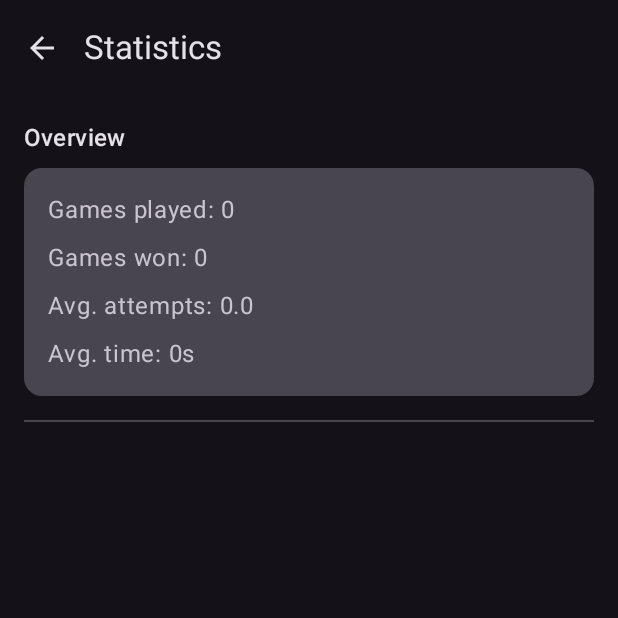
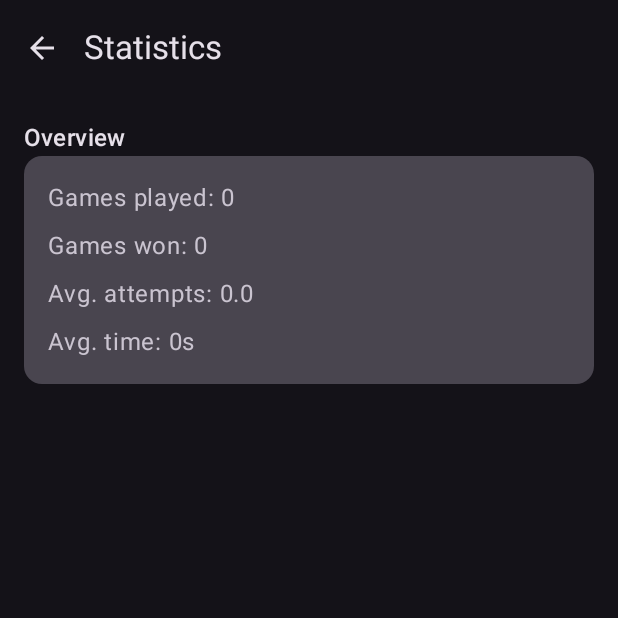
Before and after one commit to Ri4ik/Semestralka_VAMZ_CODE_BREAKER, an Android app built with Jetpack Compose: the screen it shows after launch (MainActivity), after a tap on "Statistics", on a phone screen of 412 x 824 dp, the top half of it. Run offline under Robolectric (Android 15) with nearby library versions, the phone set to English and light mode, and no system bars; our stand-ins replace Room's generated code; 1 statement that could not run was skipped.

Commit message:
Zachovanie stavu aplikácie pri zmene orientácie obrazovky +	Responzívne rozhranie

```diff
--- a/app/src/main/java/com/example/semestralka_vamz/navigation/NavHost.kt
+++ b/app/src/main/java/com/example/semestralka_vamz/navigation/NavHost.kt
@@ -1,5 +1,7 @@
 package com.example.semestralka_vamz.navigation
 
+import android.os.Build
+import androidx.annotation.RequiresApi
 import androidx.compose.runtime.Composable
 import androidx.compose.runtime.collectAsState
 import androidx.compose.runtime.getValue
@@ -17,6 +19,7 @@ import com.example.semestralka_vamz.viewmodel.SettingsViewModel
 import com.example.semestralka_vamz.viewmodel.StatisticsViewModel
 import com.example.semestralka_vamz.viewmodel.StatisticsViewModelFactory
 
+@RequiresApi(Build.VERSION_CODES.O)
 @Composable
 fun AppNavGraph(
     navController: NavHostController,
@@ -39,12 +42,16 @@ fun AppNavGraph(
             )
         }
 
-        composable(Routes.GAME) {
-            GameScreen(onBack = { navController.popBackStack() }, isDailyChallenge = false)
+        composable(Routes.GAME) { backStackEntry ->
+            GameScreen(
+                navEntry = backStackEntry,
+                onBack = { navController.popBackStack() }, isDailyChallenge = false)
         }
 
-        composable(Routes.DAILY_CHALLENGE) {
-            GameScreen(onBack = { navController.popBackStack() }, isDailyChallenge = true)
+        composable(Routes.DAILY_CHALLENGE) { backStackEntry ->
+            GameScreen(
+                navEntry = backStackEntry,
+                onBack = { navController.popBackStack() }, isDailyChallenge = true)
         }
 
         composable(Routes.RULES) {
--- /dev/null
+++ b/app/src/main/java/com/example/semestralka_vamz/ui/components/GameHistoryList.kt
@@ -0,0 +1,42 @@
+package com.example.semestralka_vamz.ui.components
+
+import androidx.compose.foundation.layout.Arrangement
+import androidx.compose.foundation.layout.Column
+import androidx.compose.foundation.layout.fillMaxWidth
+import androidx.compose.foundation.layout.padding
+import androidx.compose.foundation.lazy.LazyColumn
+import androidx.compose.material3.Card
+import androidx.compose.material3.CardDefaults
+import androidx.compose.material3.MaterialTheme
+import androidx.compose.material3.Text
+import androidx.compose.runtime.Composable
+import androidx.compose.ui.Modifier
+import androidx.compose.ui.graphics.Color
+import androidx.compose.ui.res.stringResource
+import androidx.compose.ui.unit.dp
+import com.example.semestralka_vamz.R
+import androidx.compose.foundation.lazy.items
+
+@Composable
+fun GameHistoryList(history: List<com.example.semestralka_vamz.data.model.GameHistoryEntry>) {
+    LazyColumn(verticalArrangement = Arrangement.spacedBy(8.dp)) {
+        items(history) { entry ->
+            Card(
+                modifier = Modifier.fillMaxWidth(),
+                colors = CardDefaults.cardColors(containerColor = MaterialTheme.colorScheme.surfaceVariant)
+            ) {
+                Column(Modifier.padding(12.dp)) {
+                    Text(stringResource(R.string.date) + ": ${entry.date}")
+                    Text(stringResource(R.string.duration) + ": ${entry.duration}")
+                    Text(stringResource(R.string.attempts) + ": ${entry.attempts}")
+                    Text(
+                        text = stringResource(
+                            if (entry.isWin) R.string.result_win else R.string.result_loss
+                        ),
+                        color = if (entry.isWin) Color(0xFF4CAF50) else Color(0xFFF44336)
+                    )
+                }
+            }
+        }
+    }
+}
--- /dev/null
+++ b/app/src/main/java/com/example/semestralka_vamz/ui/components/OverviewCard.kt
@@ -0,0 +1,32 @@
+package com.example.semestralka_vamz.ui.components
+
+import androidx.compose.foundation.layout.Arrangement
+import androidx.compose.foundation.layout.Column
+import androidx.compose.foundation.layout.fillMaxWidth
+import androidx.compose.foundation.layout.padding
+import androidx.compose.material3.Card
+import androidx.compose.material3.CardDefaults
+import androidx.compose.material3.MaterialTheme
+import com.example.semestralka_vamz.R
+import androidx.compose.material3.Text
+import androidx.compose.runtime.Composable
+import androidx.compose.ui.Modifier
+import androidx.compose.ui.res.stringResource
+import androidx.compose.ui.unit.dp
+
+@Composable
+fun OverviewCard(overview: com.example.semestralka_vamz.data.model.StatsOverview) {
+    Text(stringResource(R.string.overview), style = MaterialTheme.typography.titleMedium)
+
+    Card(
+        modifier = Modifier.fillMaxWidth(),
+        colors = CardDefaults.cardColors(containerColor = MaterialTheme.colorScheme.surfaceVariant)
+    ) {
+        Column(Modifier.padding(16.dp), verticalArrangement = Arrangement.spacedBy(8.dp)) {
+            Text(stringResource(R.string.games_played) + ": ${overview.gamesPlayed}")
+            Text(stringResource(R.string.games_won) + ": ${overview.gamesWon}")
+            Text(stringResource(R.string.avg_attempts, overview.avgAttempts))
+            Text(stringResource(R.string.avg_time) + ": ${overview.avgTime}")
+        }
+    }
+}
--- a/app/src/main/java/com/example/semestralka_vamz/ui/screens/MainMenuScreen.kt
+++ b/app/src/main/java/com/example/semestralka_vamz/ui/screens/MainMenuScreen.kt
@@ -3,6 +3,8 @@ package com.example.semestralka_vamz.ui.screens
 import android.util.Log
 import androidx.compose.foundation.clickable
 import androidx.compose.foundation.layout.*
+import androidx.compose.foundation.rememberScrollState
+import androidx.compose.foundation.verticalScroll
 import androidx.compose.material.icons.Icons
 import androidx.compose.material.icons.filled.*
 import androidx.compose.material3.*
@@ -45,10 +47,11 @@ fun MainMenuScreen(
             .fillMaxSize()
             .padding(24.dp)
     ) {
+        val scrollState = rememberScrollState()
         Column(
             horizontalAlignment = Alignment.CenterHorizontally,
             verticalArrangement = Arrangement.spacedBy(20.dp, Alignment.CenterVertically),
-            modifier = Modifier.fillMaxSize()
+            modifier = Modifier.fillMaxSize().verticalScroll(scrollState)
         ) {
             Text(
                 text = stringResource(R.string.app_name),
--- a/app/src/main/java/com/example/semestralka_vamz/ui/screens/StatisticsScreen.kt
+++ b/app/src/main/java/com/example/semestralka_vamz/ui/screens/StatisticsScreen.kt
@@ -16,6 +16,8 @@ import androidx.compose.ui.Modifier
 import androidx.compose.ui.graphics.Color
 import androidx.compose.ui.unit.dp
 import com.example.semestralka_vamz.R
+import com.example.semestralka_vamz.ui.components.GameHistoryList
+import com.example.semestralka_vamz.ui.components.OverviewCard
 import com.example.semestralka_vamz.viewmodel.StatisticsViewModel
 
 
@@ -41,49 +43,31 @@ fun StatisticsScreen(
             )
         }
     ) { innerPadding ->
-        Column(
+        BoxWithConstraints(
             modifier = Modifier
                 .padding(innerPadding)
                 .fillMaxSize()
                 .padding(16.dp)
         ) {
-            Text(stringResource(R.string.overview), style = MaterialTheme.typography.titleMedium)
-
-            Card(
-                modifier = Modifier
-                    .fillMaxWidth()
-                    .padding(vertical = 8.dp),
-                colors = CardDefaults.cardColors(containerColor = MaterialTheme.colorScheme.surfaceVariant)
-            ) {
-                Column(Modifier.padding(16.dp), verticalArrangement = Arrangement.spacedBy(8.dp)) {
-                    Text(stringResource(R.string.games_played) + ": ${overview.gamesPlayed}")
-                    Text(stringResource(R.string.games_won) + ": ${overview.gamesWon}")
-                    Text(stringResource(R.string.avg_attempts, overview.avgAttempts))
-                    Text(stringResource(R.string.avg_time) + ": ${overview.avgTime}")
+            val isPortrait = this@BoxWithConstraints.maxWidth < 600.dp
+            if (isPortrait) {
+                // Портретна орієнтація
+                Column {
+                    OverviewCard(overview)
+                    Spacer(modifier = Modifier.height(8.dp))
+                    GameHistoryList(history)
                 }
-            }
-
-            Divider(modifier = Modifier.padding(vertical = 8.dp))
-
-            LazyColumn(verticalArrangement = Arrangement.spacedBy(8.dp)) {
-                items(history) { entry ->
-                    Card(
-                        modifier = Modifier.fillMaxWidth(),
-                        colors = CardDefaults.cardColors(
-                            containerColor = MaterialTheme.colorScheme.surfaceVariant
-                        )
-                    ) {
-                        Column(Modifier.padding(12.dp)) {
-                            Text(stringResource(R.string.date) + ": ${entry.date}")
-                            Text(stringResource(R.string.duration) + ": ${entry.duration}")
-                            Text(stringResource(R.string.attempts) + ": ${entry.attempts}")
-                            Text(
-                                text = stringResource(
-                                    if (entry.isWin) R.string.result_win else R.string.result_loss
-                                ),
-                                color = if (entry.isWin) Color(0xFF4CAF50) else Color(0xFFF44336)
-                            )
-                        }
+            } else {
+                // Альбомна орієнтація
+                Row(
+                    modifier = Modifier.fillMaxSize(),
+                    horizontalArrangement = Arrangement.spacedBy(16.dp)
+                ) {
+                    Column(modifier = Modifier.weight(1f)) {
+                        OverviewCard(overview)
+                    }
+                    Column(modifier = Modifier.weight(2f)) {
+                        GameHistoryList(history)
                     }
                 }
             }
```
Also changed, not shown: app/src/main/java/com/example/semestralka_vamz/ui/screens/GameScreen.kt (+10 -2 lines), app/src/main/java/com/example/semestralka_vamz/viewmodel/GameViewModel.kt (+26 -0 lines), app/src/main/java/com/example/semestralka_vamz/viewmodel/GameViewModelFactory.kt (added, +14 -0 lines).
